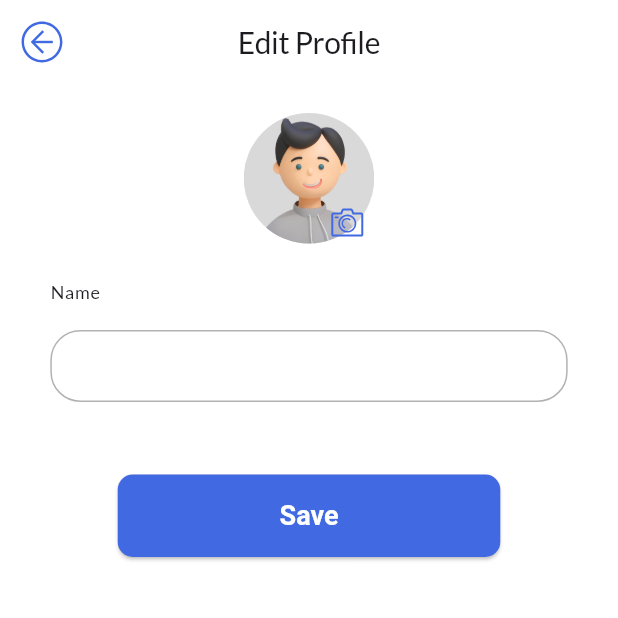
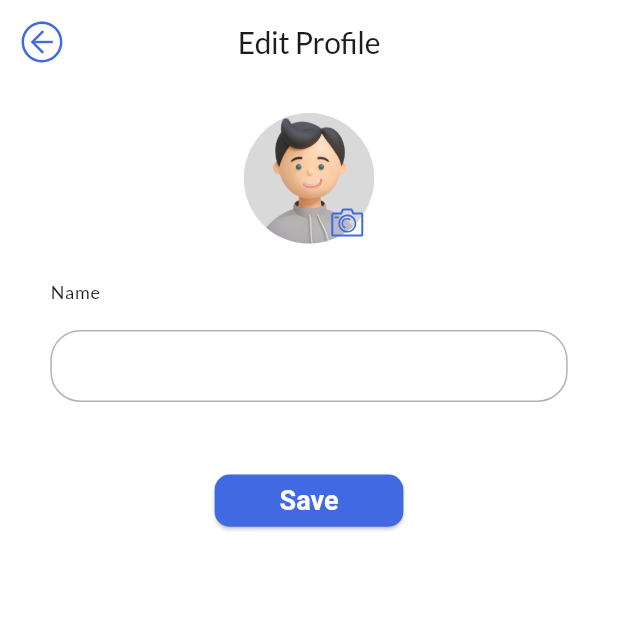
Before and after one commit to Graduation-Project-FETU-2024-2025/doctor-app, a Flutter app: the EditProfileView screen opened directly with empty values, on a phone screen of 412 x 824 dp, the top half of it. Run offline on Flutter 3.47's test engine with Material 3 defaults, Android fonts, the phone set to English and light mode, and no system bars; our stand-ins replace animated_notch_bottom_bar, bloc, cached_network_image, dartz, date_picker_timeline, dio and 16 more; missing offline and left inert: jwt_decode; accounts and stored records are empty; generated files the repository leaves out were written again; project files that could hold a hidden picture were left out.

Commit message:
update edit profile

```diff
--- a/lib/core/widgets/custom_text_form_field.dart
+++ b/lib/core/widgets/custom_text_form_field.dart
@@ -74,6 +74,7 @@ class _CustomTextFormFieldState extends State<CustomTextFormField> {
 
   @override
   Widget build(BuildContext context) {
+
     return TextFormField(
       controller: widget.controller,
       keyboardType: widget.keyboardType,
--- a/lib/features/edit_profile/presentation/view/widgets/edit_profile_button_bloc_consumer.dart
+++ b/lib/features/edit_profile/presentation/view/widgets/edit_profile_button_bloc_consumer.dart
@@ -6,6 +6,7 @@ import 'package:doctor_app/core/widgets/toast.dart';
 import 'package:doctor_app/features/edit_profile/presentation/view_model/edit_profile_cubit/edit_profile_cubit.dart';
 import 'package:doctor_app/features/edit_profile/presentation/view_model/edit_profile_cubit/edit_profile_state.dart';
 import 'package:doctor_app/generated/l10n.dart';
+import 'package:flutter_screenutil/flutter_screenutil.dart';
 
 class EditProfileButtonBlocConsumer extends StatelessWidget {
   const EditProfileButtonBlocConsumer({
@@ -28,12 +29,16 @@ class EditProfileButtonBlocConsumer extends StatelessWidget {
             ? Center(
                 child: CircularProgressIndicator(),
               )
-            : AddDeleteButton(
-                color: AppColors.primaryColor,
-                onpressed: () {
-                  context.read<EditProfileCubit>().editProfile();
-                },
-                title: S.of(context).save,
+            : SizedBox(
+                width: 120.w,
+                height: 36.h,
+                child: AddDeleteButton(
+                  color: AppColors.primaryColor,
+                  onpressed: () {
+                    context.read<EditProfileCubit>().editProfile();
+                  },
+                  title: S.of(context).save,
+                ),
               );
       },
     );
```
